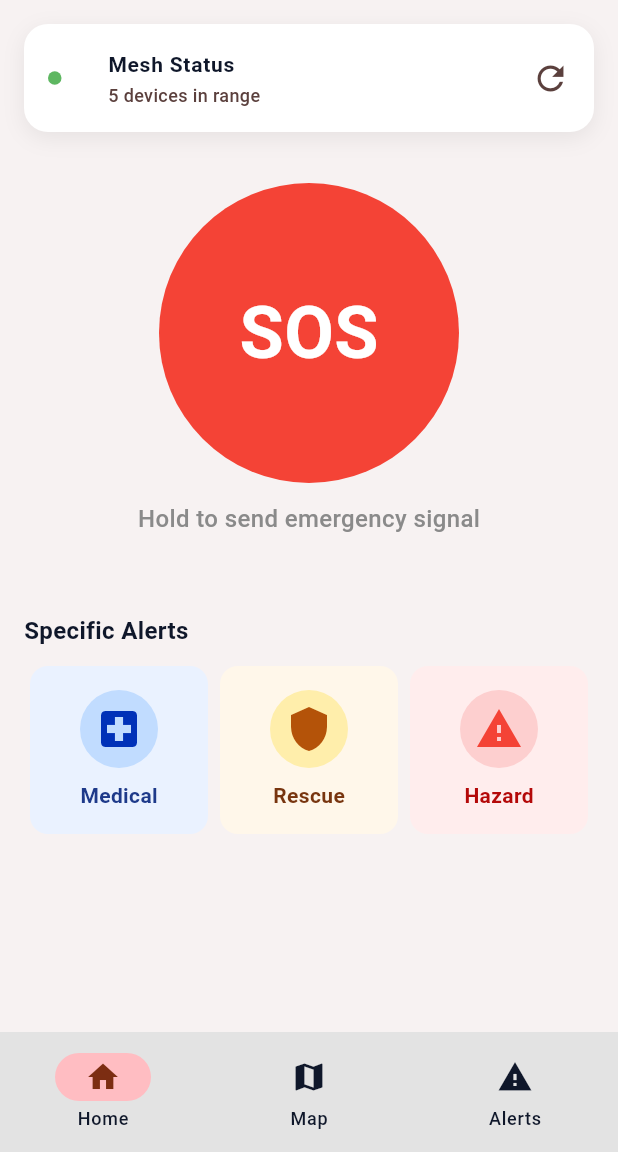
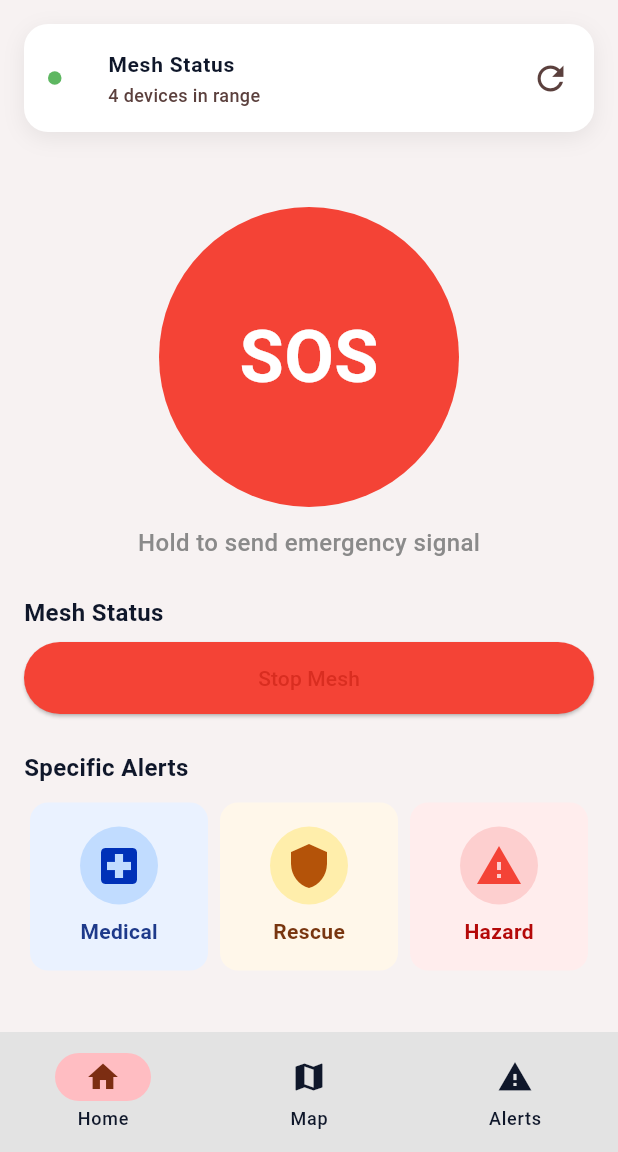
Before and after one commit to Rahul-kumar-123/help_signal, a Flutter app: the screen it shows after launch, on a phone screen of 412 x 824 dp, the part 84-1236 px from its top. Run offline on Flutter 3.47's test engine with Material 3 defaults, Android fonts, the phone set to English and light mode, and no system bars; our stand-ins replace flutter_blue_plus, flutter_map, hive_flutter, latlong2; missing offline and left inert: flutter_ble_peripheral; accounts and stored records are empty.

Commit message:
Checkpoint from VS Code for cloud agent session

```diff
--- a/lib/main.dart
+++ b/lib/main.dart
@@ -1,24 +1,95 @@
 import 'package:flutter/material.dart';
 import 'package:latlong2/latlong.dart';
 import 'package:help_signal/screens/alert_screen.dart';
+import 'package:help_signal/services/ble_service.dart';
+import 'package:help_signal/services/storage_service.dart';
+import 'package:help_signal/managers/alert_manager.dart';
+import 'package:help_signal/managers/mesh_manager.dart';
+import 'package:help_signal/utilities/alert_data.dart';
 import 'screens/home_screen.dart';
 import 'utilities/constants.dart';
 import 'screens/map_screen.dart';
 
-void main() {
-  runApp(const MyApp());
+void main() async {
+  WidgetsFlutterBinding.ensureInitialized();
+  final storageService = StorageService();
+  await storageService.init();
+  runApp(MyApp(storageService: storageService));
 }
 
 class MyApp extends StatefulWidget {
-  const MyApp({super.key});
+  final StorageService storageService;
+
+  const MyApp({super.key, required this.storageService});
 
   @override
   State<MyApp> createState() => _MyAppState();
 }
 
 class _MyAppState extends State<MyApp> {
+  late final AlertManager _alertManager;
+  late final BLEService _bleService;
+  late final MeshManager _meshManager;
+
   int _selectedIndex = 0;
   LatLng? _mapInitialLocation;
+  bool _meshActive = false;
+
+  @override
+  void initState() {
+    super.initState();
+    _alertManager = AlertManager(widget.storageService);
+    _bleService = BLEService();
+    _meshManager = MeshManager(
+      bleService: _bleService,
+      alertManager: _alertManager,
+      storage: widget.storageService,
+    );
+
+    // Add listener for alerts
+    _alertManager.addListener(_onAlertsChanged);
+
+    for (final alert in alerts) {
+      _alertManager.createAlert(alert);
+    }
+
+    _startMesh();
+  }
+
+  void _onAlertsChanged() {
+    setState(() {});
+  }
+
+  @override
+  void dispose() {
+    _alertManager.removeListener(_onAlertsChanged);
+    _meshManager.stop();
+    _bleService.dispose();
+    widget.storageService.close();
+    super.dispose();
+  }
+
+  void _startMesh() {
+    _meshManager.start();
+    setState(() {
+      _meshActive = true;
+    });
+  }
+
+  void _stopMesh() {
+    _meshManager.stop();
+    setState(() {
+      _meshActive = false;
+    });
+  }
+
+  void _toggleMesh() {
+    if (_meshActive) {
+      _stopMesh();
+    } else {
+      _startMesh();
+    }
+  }
 
   void _onItemTapped(int index) {
     setState(() {
@@ -34,9 +105,20 @@ class _MyAppState extends State<MyApp> {
   }
 
   List<Widget> get _widgetOptions => <Widget>[
-        HomeScreen(),
-        MapScreen(initialLocation: _mapInitialLocation),
-        AlertsScreen(onOpenMap: _openMap),
+        HomeScreen(
+          alertManager: _alertManager,
+          meshManager: _meshManager,
+          meshActive: _meshActive,
+          onToggleMesh: _toggleMesh,
+        ),
+        MapScreen(
+          initialLocation: _mapInitialLocation,
+          alertManager: _alertManager,
+        ),
+        AlertsScreen(
+          alertManager: _alertManager,
+          onOpenMap: _openMap,
+        ),
       ];
 
   @override
--- /dev/null
+++ b/lib/managers/alert_manager.dart
@@ -0,0 +1,53 @@
+import 'package:help_signal/services/storage_service.dart';
+import 'package:help_signal/utilities/alert_data.dart';
+
+typedef AlertListener = void Function();
+
+/// Handles alert creation, storage, and duplicate detection with custom state management.
+class AlertManager {
+  final StorageService storage;
+  final List<AlertListener> _listeners = [];
+
+  AlertManager(this.storage);
+
+  List<AlertModel> get alerts => storage.getAlerts();
+
+  bool containsAlert(String id) => storage.containsAlert(id);
+
+  bool createAlert(AlertModel alert) {
+    final success = storage.saveAlert(alert);
+    if (success) {
+      _notifyListeners();
+    }
+    return success;
+  }
+
+  bool processIncomingAlert(AlertModel alert) {
+    final success = storage.saveAlert(alert);
+    if (success) {
+      _notifyListeners();
+    }
+    return success;
+  }
+
+  List<AlertModel> alertsByType(AlertType type) {
+    if (type == AlertType.all) {
+      return alerts;
+    }
+    return alerts.where((alert) => alert.type == type).toList();
+  }
+
+  void addListener(AlertListener listener) {
+    _listeners.add(listener);
+  }
+
+  void removeListener(AlertListener listener) {
+    _listeners.remove(listener);
+  }
+
+  void _notifyListeners() {
+    for (final listener in _listeners) {
+      listener();
+    }
+  }
+}
--- /dev/null
+++ b/lib/managers/mesh_manager.dart
@@ -0,0 +1,70 @@
+import 'dart:async';
+
+import 'package:help_signal/managers/alert_manager.dart';
+import 'package:help_signal/services/ble_service.dart';
+import 'package:help_signal/services/storage_service.dart';
+import 'package:help_signal/utilities/alert_data.dart';
+
+/// Handles relay logic for BLE messages, including TTL and duplicate suppression.
+class MeshManager {
+  final BLEService bleService;
+  final AlertManager alertManager;
+  final StorageService storage;
+  final int maxTtl;
+
+  StreamSubscription<Map<String, dynamic>>? _subscription;
+
+  MeshManager({
+    required this.bleService,
+    required this.alertManager,
+    required this.storage,
+    this.maxTtl = 3,
+  });
+
+  void start() {
+    bleService.startAdvertising();
+    bleService.startScanning();
+    _subscription = bleService.onData.listen(_handleMessage);
+  }
+
+  void stop() {
+    _subscription?.cancel();
+    _subscription = null;
+  }
+
+  void broadcastAlert(AlertModel alert) {
+    final message = {
+      'messageId': alert.id,
+      'ttl': maxTtl,
+      'alert': alert.toMap(),
+    };
+    storage.saveProcessedMessageId(alert.id);
+    bleService.sendData(message);
+  }
+
+  void _handleMessage(Map<String, dynamic> message) {
+    final messageId = message['messageId'] as String?;
+    if (messageId == null || storage.hasProcessedMessage(messageId)) {
+      return;
+    }
+
+    storage.saveProcessedMessageId(messageId);
+
+    final ttl = (message['ttl'] as int?) ?? maxTtl;
+    if (ttl <= 0) {
+      return;
+    }
+
+    final alertContent = message['alert'] as Map<String, dynamic>?;
+    if (alertContent != null) {
+      final alert = AlertModel.fromMap(alertContent);
+      alertManager.processIncomingAlert(alert);
+    }
+
+    if (ttl > 1) {
+      final relayMessage = Map<String, dynamic>.from(message);
+      relayMessage['ttl'] = ttl - 1;
+      bleService.sendData(relayMessage);
+    }
+  }
+}
--- a/lib/screens/home_screen.dart
+++ b/lib/screens/home_screen.dart
@@ -1,9 +1,22 @@
 import 'package:flutter/material.dart';
 import 'package:help_signal/components/status_area.dart';
 import 'package:help_signal/components/sos_area.dart';
+import 'package:help_signal/managers/alert_manager.dart';
+import 'package:help_signal/managers/mesh_manager.dart';
 
 class HomeScreen extends StatefulWidget {
-  const HomeScreen({super.key});
+  final AlertManager alertManager;
+  final MeshManager meshManager;
+  final bool meshActive;
+  final VoidCallback onToggleMesh;
+
+  const HomeScreen({
+    super.key,
+    required this.alertManager,
+    required this.meshManager,
+    required this.meshActive,
+    required this.onToggleMesh,
+  });
 
   @override
   State<HomeScreen> createState() => _HomeScreenState();
@@ -14,34 +27,56 @@ class _HomeScreenState extends State<HomeScreen> {
   Widget build(BuildContext context) {
     return SingleChildScrollView(
       child: Padding(
-        padding: EdgeInsets.symmetric(horizontal: 16.0, vertical: 16.0),
+        padding: const EdgeInsets.symmetric(horizontal: 16.0, vertical: 16.0),
         child: Column(
           mainAxisAlignment: MainAxisAlignment.start,
           children: [
-            StatusArea(totalCount: 5),
+            StatusArea(totalCount: widget.alertManager.alerts.length),
+            const SizedBox(height: 16),
             SOSArea(),
+            const SizedBox(height: 24),
             Container(
-              margin: EdgeInsets.only(top: 52.0, bottom: 8.0),
+              margin: const EdgeInsets.only(bottom: 8.0),
               alignment: Alignment.centerLeft,
-              child: Text('Specific Alerts', style: TextStyle(fontSize: 16, fontWeight: FontWeight.bold)),
+              child: const Text('Mesh Status', style: TextStyle(fontSize: 16, fontWeight: FontWeight.bold)),
+            ),
+            Row(
+              children: [
+                Expanded(
+                  child: ElevatedButton(
+                    onPressed: widget.onToggleMesh,
+                    style: ElevatedButton.styleFrom(
+                      backgroundColor: widget.meshActive ? Colors.red : Colors.grey.shade600,
+                      padding: const EdgeInsets.symmetric(vertical: 14),
+                    ),
+                    child: Text(widget.meshActive ? 'Stop Mesh' : 'Start Mesh'),
+                  ),
+                ),
+              ],
+            ),
+            const SizedBox(height: 24),
+            Container(
+              margin: const EdgeInsets.only(bottom: 8.0),
+              alignment: Alignment.centerLeft,
+              child: const Text('Specific Alerts', style: TextStyle(fontSize: 16, fontWeight: FontWeight.bold)),
             ),
             Row(
               children: [
                 ActionCard(
                   title: 'Medical',
                   icon: Icons.local_hospital,
-                  iconColor: Color.fromARGB(255, 0, 49, 184),
-                  iconBackgroundColor: Color.fromARGB(255, 193, 220, 255),
-                  textColor: Color(0xFF1E3A8A),
-                  cardBackgroundColor: Color.fromARGB(255, 234, 242, 255),
+                  iconColor: const Color.fromARGB(255, 0, 49, 184),
+                  iconBackgroundColor: const Color.fromARGB(255, 193, 220, 255),
+                  textColor: const Color(0xFF1E3A8A),
+                  cardBackgroundColor: const Color.fromARGB(255, 234, 242, 255),
                 ),
                 ActionCard(
                   title: 'Rescue',
                   icon: Icons.shield,
-                  iconColor: Color(0xFFB45309),
-                  iconBackgroundColor: Color.fromARGB(255, 255, 238, 171),
-                  textColor: Color(0Xff78350F),
-                  cardBackgroundColor: Color.fromARGB(255, 255, 247, 234),
+                  iconColor: const Color(0xFFB45309),
+                  iconBackgroundColor: const Color.fromARGB(255, 255, 238, 171),
+                  textColor: const Color(0Xff78350F),
+                  cardBackgroundColor: const Color.fromARGB(255, 255, 247, 234),
                 ),
                 ActionCard(
                   title: 'Hazard',
--- a/lib/screens/map_screen.dart
+++ b/lib/screens/map_screen.dart
@@ -1,12 +1,14 @@
 import 'package:flutter/material.dart';
 import 'package:flutter_map/flutter_map.dart';
 import 'package:latlong2/latlong.dart';
+import 'package:help_signal/managers/alert_manager.dart';
 import 'package:help_signal/utilities/alert_data.dart';
 
 class MapScreen extends StatefulWidget {
   final LatLng? initialLocation;
+  final AlertManager alertManager;
 
-  const MapScreen({super.key, this.initialLocation});
+  const MapScreen({super.key, this.initialLocation, required this.alertManager});
 
   @override
   State<MapScreen> createState() => _MapScreenState();
@@ -57,7 +59,7 @@ class _MapScreenState extends State<MapScreen> {
                     ),
                   ),
 
-                  ...alerts
+                  ...widget.alertManager.alerts
                       .where(
                         (alert) =>
                             alert.type == activeFilter ||
--- /dev/null
+++ b/lib/services/storage_service.dart
@@ -0,0 +1,70 @@
+import 'dart:convert';
+import 'package:hive_flutter/hive_flutter.dart';
+import 'package:help_signal/utilities/alert_data.dart';
+
+/// Hive-based persistence for alerts and processed message IDs.
+class StorageService {
+  static const String _alertsBoxName = 'alerts';
+  static const String _processedMessagesBoxName = 'processed_messages';
+
+  late Box<String> _alertsBox;
+  late Box<String> _processedMessagesBox;
+
+  bool _initialized = false;
+
+  Future<void> init() async {
+    if (_initialized) return;
+
+    await Hive.initFlutter();
+    _alertsBox = await Hive.openBox<String>(_alertsBoxName);
+    _processedMessagesBox = await Hive.openBox<String>(_processedMessagesBoxName);
+    _initialized = true;
+  }
+
+  List<AlertModel> getAlerts() {
+    return _alertsBox.values
+        .map((jsonString) {
+          try {
+            final map = jsonDecode(jsonString) as Map<String, dynamic>;
+            return AlertModel.fromMap(map);
+          } catch (_) {
+            return null;
+          }
+        })
+        .whereType<AlertModel>()
+        .toList();
+  }
+
+  bool containsAlert(String id) {
+    return _alertsBox.containsKey(id);
+  }
+
+  bool saveAlert(AlertModel alert) {
+    if (containsAlert(alert.id)) {
+      return false;
+    }
+    _alertsBox.put(alert.id, jsonEncode(alert.toMap()));
+    return true;
+  }
+
+  void clearAlerts() {
+    _alertsBox.clear();
+  }
+
+  bool hasProcessedMessage(String messageId) {
+    return _processedMessagesBox.containsKey(messageId);
+  }
+
+  void saveProcessedMessageId(String messageId) {
+    _processedMessagesBox.put(messageId, messageId);
+  }
+
+  void clearProcessedMessages() {
+    _processedMessagesBox.clear();
+  }
+
+  Future<void> close() async {
+    await _alertsBox.close();
+    await _processedMessagesBox.close();
+  }
+}
--- a/lib/utilities/alert_data.dart
+++ b/lib/utilities/alert_data.dart
@@ -11,6 +11,7 @@ const Map<AlertType, IconData> alertIcons = {
 };
 
 class AlertModel {
+  final String id;
   final AlertType type;
   final String title;
   final String? description;
@@ -20,6 +21,7 @@ class AlertModel {
   final Color color;
 
   const AlertModel({
+    required this.id,
     required this.type,
     required this.title,
     this.description,
@@ -28,10 +30,55 @@ class AlertModel {
     this.location,
     required this.color,
   });
+
+  Map<String, dynamic> toMap() {
+    return {
+      'id': id,
+      'type': type.toString().split('.').last,
+      'title': title,
+      'description': description,
+      'distance': distance,
+      'time': time,
+      'location': location == null
+          ? null
+          : {'latitude': location!.latitude, 'longitude': location!.longitude},
+      'color': color.toARGB32(),
+    };
+  }
+
+  factory AlertModel.fromMap(Map<String, dynamic> map) {
+    LatLng? location;
+    if (map['location'] != null) {
+      final locationMap = map['location'] as Map<String, dynamic>;
+      location = LatLng(
+        locationMap['latitude'] as double,
+        locationMap['longitude'] as double,
+      );
+    }
+
+    return AlertModel(
+      id: map['id'] as String,
+      type: _typeFromString(map['type'] as String),
+      title: map['title'] as String,
+      description: map['description'] as String?,
+      distance: map['distance'] as String,
+      time: map['time'] as String,
+      location: location,
+      color: Color(map['color'] as int),
+    );
+  }
+
+  static AlertType _typeFromString(String raw) {
+    return AlertType.values.firstWhere(
+      (value) => value.toString().split('.').last == raw,
+      orElse: () => AlertType.all,
+    );
+  }
 }
 
 final List<AlertModel> alerts = [
   AlertModel(
+    id: 'sos-001',
     type: AlertType.sos,
     title: "Severe Vehicle Collision",
     description: null,
@@ -41,6 +88,7 @@ final List<AlertModel> alerts = [
     color: Colors.red,
   ),
   AlertModel(
+    id: 'medical-001',
     type: AlertType.medical,
     title: "Cardiac Emergency",
     description: "Immediate AED assistance needed at Central Park South Gate. Critical oxygen levels.",
@@ -50,6 +98,7 @@ final List<AlertModel> alerts = [
     color: Colors.blue,
   ),
   AlertModel(
+    id: 'hazard-001',
     type: AlertType.hazard,
     title: "Gas Leak Reported",
     description: "Structural hazard in zone 4B. Maintain 500m distance from site.",
@@ -59,6 +108,7 @@ final List<AlertModel> alerts = [
     color: Colors.orange,
   ),
   AlertModel(
+    id: 'rescue-001',
     type: AlertType.rescue,
     title: "Wilderness Search",
     description: "Missing hiker in Eastern Ridge area. Tracking gear volunteers requested.",
```
Also changed, not shown: lib/managers/location_manager.dart (added, +22 -0 lines), lib/screens/alert_screen.dart (+29 -3 lines), lib/services/ble_service.dart (added, +139 -0 lines), pubspec.yaml (+5 -5 lines), lib/mesh/mesh_packet.dart (added), pubspec.lock, 3 other files.
